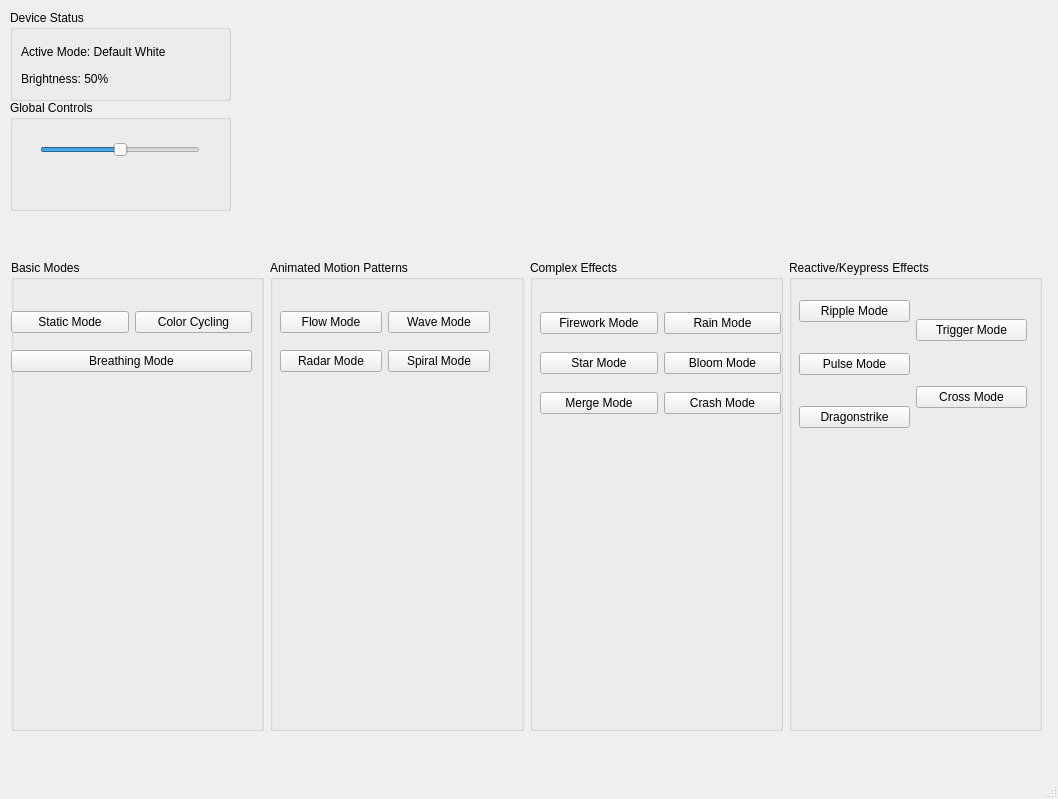
First picture: the form in GUI WIP/main.ui, repository grey-codes65535/keyboard-fusion-rgb, before the edit.
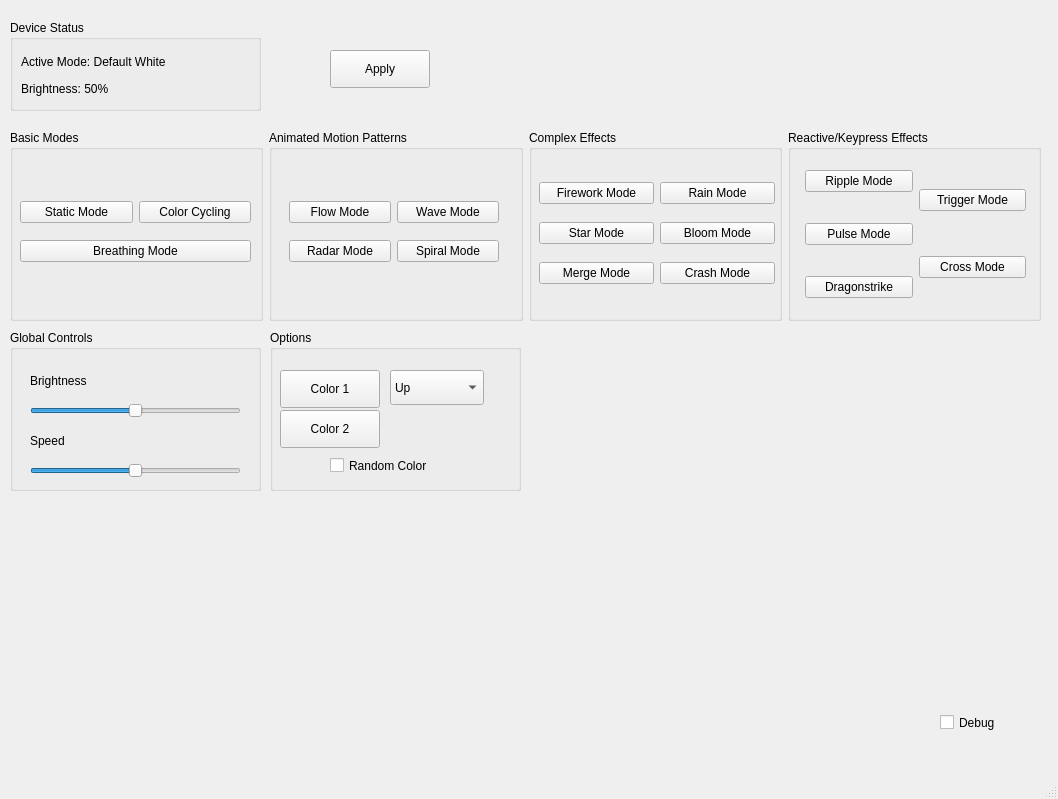
Second picture: the form after the edit.

Commit message: Added the GUI and Tested UI. it is.....rough but functional.

What changed in the file:
```diff
--- a/GUI WIP/main.ui
+++ b/GUI WIP/main.ui
@@ -18,8 +18,8 @@
     <property name="geometry">
      <rect>
       <x>10</x>
-      <y>10</y>
-      <width>221</width>
+      <y>20</y>
+      <width>251</width>
       <height>91</height>
      </rect>
     </property>
@@ -37,7 +37,7 @@
       <rect>
        <x>11</x>
        <y>31</y>
-       <width>191</width>
+       <width>221</width>
        <height>21</height>
       </rect>
      </property>
@@ -50,7 +50,7 @@
       <rect>
        <x>11</x>
        <y>58</y>
-       <width>114</width>
+       <width>141</width>
        <height>21</height>
       </rect>
      </property>
@@ -63,9 +63,9 @@
     <property name="geometry">
      <rect>
       <x>10</x>
-      <y>100</y>
-      <width>221</width>
-      <height>111</height>
+      <y>330</y>
+      <width>251</width>
+      <height>161</height>
      </rect>
     </property>
     <property name="title">
@@ -80,36 +80,87 @@
     <widget class="QSlider" name="horizontalSlider">
      <property name="geometry">
       <rect>
-       <x>30</x>
+       <x>20</x>
+       <y>70</y>
+       <width>211</width>
+       <height>21</height>
+      </rect>
+     </property>
+     <property name="maximum">
+      <number>100</number>
+     </property>
+     <property name="singleStep">
+      <number>10</number>
+     </property>
+     <property name="pageStep">
+      <number>10</number>
+     </property>
+     <property name="value">
+      <number>50</number>
+     </property>
+     <property name="orientation">
+      <enum>Qt::Orientation::Horizontal</enum>
+     </property>
+    </widget>
+    <widget class="QSlider" name="slider_global_speed">
+     <property name="geometry">
+      <rect>
+       <x>20</x>
+       <y>130</y>
+       <width>211</width>
+       <height>21</height>
+      </rect>
+     </property>
+     <property name="maximum">
+      <number>100</number>
+     </property>
+     <property name="singleStep">
+      <number>10</number>
+     </property>
+     <property name="pageStep">
+      <number>10</number>
+     </property>
+     <property name="value">
+      <number>50</number>
+     </property>
+     <property name="orientation">
+      <enum>Qt::Orientation::Horizontal</enum>
+     </property>
+    </widget>
+    <widget class="QLabel" name="lbl_brt">
+     <property name="geometry">
+      <rect>
+       <x>20</x>
        <y>40</y>
-       <width>160</width>
-       <height>20</height>
+       <width>81</width>
+       <height>21</height>
       </rect>
      </property>
-     <property name="maximum">
-      <number>100</number>
+     <property name="text">
+      <string>Brightness</string>
      </property>
-     <property name="singleStep">
-      <number>10</number>
+    </widget>
+    <widget class="QLabel" name="lbl_spd">
+     <property name="geometry">
+      <rect>
+       <x>20</x>
+       <y>100</y>
+       <width>67</width>
+       <height>21</height>
+      </rect>
      </property>
-     <property name="pageStep">
-      <number>10</number>
-     </property>
-     <property name="value">
-      <number>50</number>
-     </property>
-     <property name="orientation">
-      <enum>Qt::Orientation::Horizontal</enum>
+     <property name="text">
+      <string>Speed</string>
      </property>
     </widget>
    </widget>
    <widget class="QWidget" name="layoutWidget">
     <property name="geometry">
      <rect>
-      <x>11</x>
-      <y>260</y>
+      <x>10</x>
+      <y>130</y>
       <width>1031</width>
-      <height>471</height>
+      <height>191</height>
      </rect>
     </property>
     <layout class="QGridLayout" name="gridLayout">
@@ -121,9 +172,9 @@
        <widget class="QWidget" name="">
         <property name="geometry">
          <rect>
-          <x>0</x>
-          <y>40</y>
-          <width>241</width>
+          <x>10</x>
+          <y>60</y>
+          <width>231</width>
           <height>84</height>
          </rect>
         </property>
@@ -175,8 +226,8 @@
        <widget class="QWidget" name="layoutWidget">
         <property name="geometry">
          <rect>
-          <x>10</x>
-          <y>40</y>
+          <x>20</x>
+          <y>60</y>
           <width>210</width>
           <height>84</height>
          </rect>
@@ -224,7 +275,7 @@
          <rect>
           <x>10</x>
           <y>40</y>
-          <width>241</width>
+          <width>236</width>
           <height>128</height>
          </rect>
         </property>
@@ -283,9 +334,9 @@
        <widget class="QWidget" name="">
         <property name="geometry">
          <rect>
-          <x>10</x>
+          <x>17</x>
           <y>40</y>
-          <width>228</width>
+          <width>221</width>
           <height>128</height>
          </rect>
         </property>
@@ -331,6 +382,114 @@
      </item>
     </layout>
    </widget>
+   <widget class="QGroupBox" name="options_dynamic">
+    <property name="geometry">
+     <rect>
+      <x>270</x>
+      <y>330</y>
+      <width>251</width>
+      <height>161</height>
+     </rect>
+    </property>
+    <property name="title">
+     <string>Options</string>
+    </property>
+    <widget class="QPushButton" name="btn_color_1">
+     <property name="geometry">
+      <rect>
+       <x>10</x>
+       <y>40</y>
+       <width>100</width>
+       <height>38</height>
+      </rect>
+     </property>
+     <property name="text">
+      <string>Color 1</string>
+     </property>
+    </widget>
+    <widget class="QPushButton" name="btn_color_2">
+     <property name="geometry">
+      <rect>
+       <x>10</x>
+       <y>80</y>
+       <width>100</width>
+       <height>38</height>
+      </rect>
+     </property>
+     <property name="text">
+      <string>Color 2</string>
+     </property>
+    </widget>
+    <widget class="QComboBox" name="combo_direction">
+     <property name="geometry">
+      <rect>
+       <x>120</x>
+       <y>40</y>
+       <width>94</width>
+       <height>35</height>
+      </rect>
+     </property>
+     <item>
+      <property name="text">
+       <string>Up</string>
+      </property>
+     </item>
+     <item>
+      <property name="text">
+       <string>Down</string>
+      </property>
+     </item>
+     <item>
+      <property name="text">
+       <string>Left</string>
+      </property>
+     </item>
+     <item>
+      <property name="text">
+       <string>Right</string>
+      </property>
+     </item>
+    </widget>
+    <widget class="QCheckBox" name="chk_random">
+     <property name="geometry">
+      <rect>
+       <x>60</x>
+       <y>120</y>
+       <width>131</width>
+       <height>31</height>
+      </rect>
+     </property>
+     <property name="text">
+      <string>Random Color</string>
+     </property>
+    </widget>
+   </widget>
+   <widget class="QCheckBox" name="chk_dbg">
+    <property name="geometry">
+     <rect>
+      <x>940</x>
+      <y>710</y>
+      <width>93</width>
+      <height>25</height>
+     </rect>
+    </property>
+    <property name="text">
+     <string>Debug</string>
+    </property>
+   </widget>
+   <widget class="QPushButton" name="btn_apply">
+    <property name="geometry">
+     <rect>
+      <x>330</x>
+      <y>50</y>
+      <width>100</width>
+      <height>38</height>
+     </rect>
+    </property>
+    <property name="text">
+     <string>Apply</string>
+    </property>
+   </widget>
   </widget>
   <widget class="QMenuBar" name="menubar">
    <property name="geometry">
```
Left out of the diff: 16 changed lines with no effect on the pictures. The commit also changes 1 other file.
